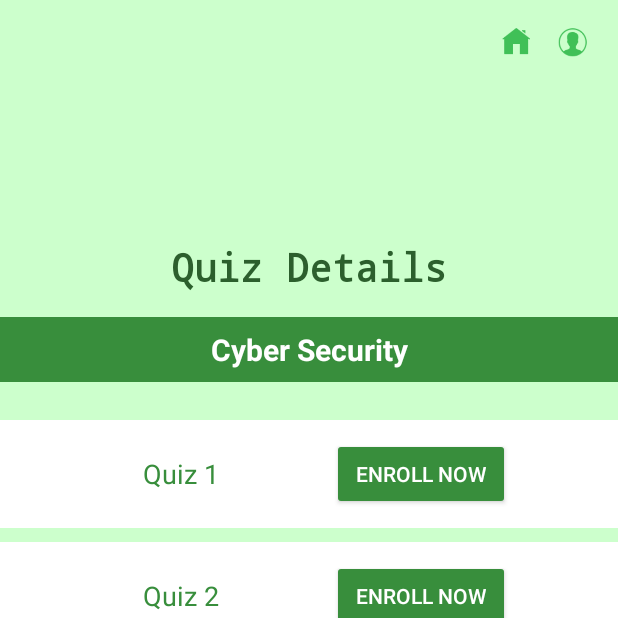
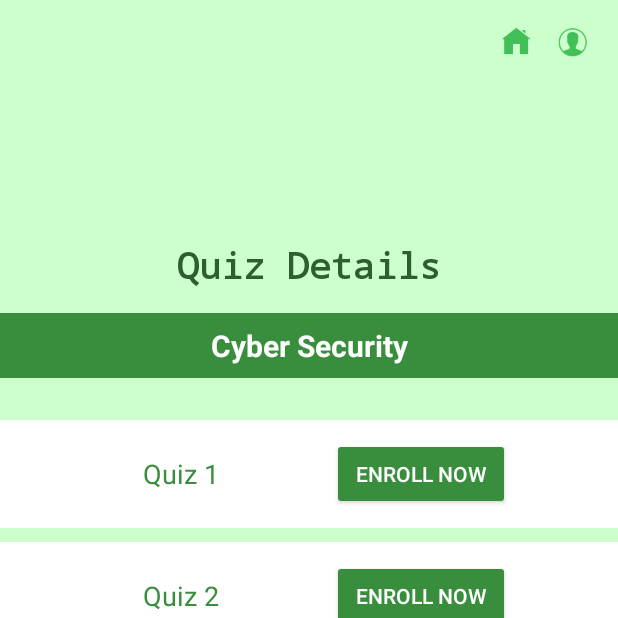
Before and after one commit to Dasunwee/Knowly, an Android app: the page11 screen opened directly, with no data from a screen before it, on a phone screen of 412 x 824 dp, the top half of it. Run offline under Robolectric (Android 15) with nearby library versions, the phone set to English and light mode, and no system bars.

Commit message:
Added activity_page11.xml-Quiz Details Page

```diff
--- a/app/src/main/res/layout/activity_page11.xml
+++ b/app/src/main/res/layout/activity_page11.xml
@@ -32,7 +32,7 @@
         android:layout_marginTop="160dp"
         android:layout_centerHorizontal="true"
         android:text="Quiz Details"
-        android:textSize="26sp"
+        android:textSize="24sp"
         android:textColor="#2C5F2D"
         android:textStyle="bold"
         android:fontFamily="monospace" />
@@ -141,6 +141,7 @@
                 android:paddingStart="8dp" />
 
             <Button
+                android:id="@+id/getStartButton"
                 android:layout_width="wrap_content"
                 android:layout_height="wrap_content"
                 android:backgroundTint="#388E3C"
```
